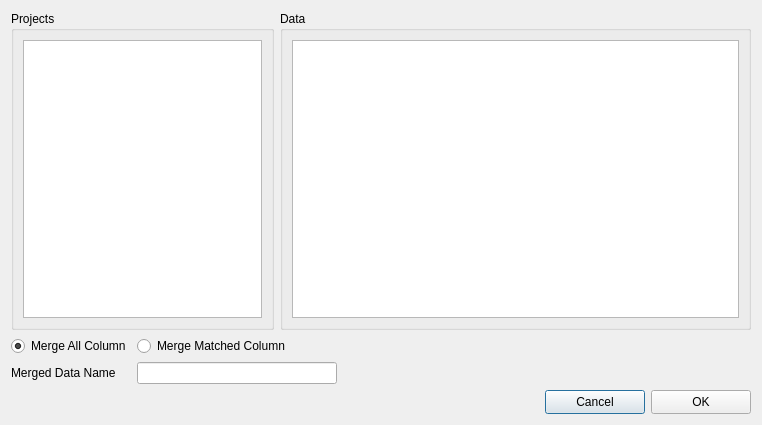
Before: the Qt Designer form src/Dialogs/MergeDataDialog.ui in gmrandazzo/QStudioMetrics, drawn with Qt 5.
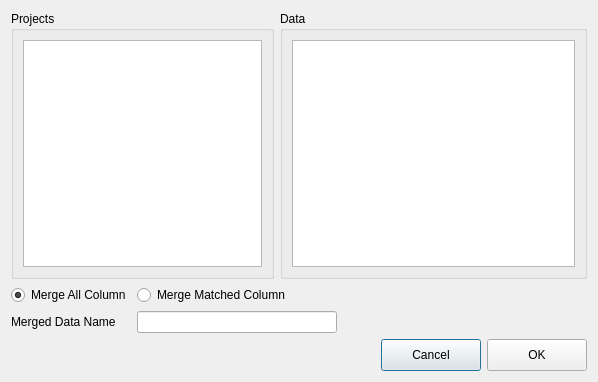
After: the same form once the commit is applied.

What changed in the file:
```diff
--- a/src/Dialogs/MergeDataDialog.ui
+++ b/src/Dialogs/MergeDataDialog.ui
@@ -6,8 +6,8 @@
    <rect>
     <x>0</x>
     <y>0</y>
-    <width>762</width>
-    <height>425</height>
+    <width>598</width>
+    <height>382</height>
    </rect>
   </property>
   <property name="windowTitle">
@@ -22,6 +22,12 @@
      <layout class="QGridLayout" name="gridLayout">
       <item row="0" column="0">
        <widget class="QListView" name="listView">
+        <property name="minimumSize">
+         <size>
+          <width>200</width>
+          <height>0</height>
+         </size>
+        </property>
         <property name="editTriggers">
          <set>QAbstractItemView::NoEditTriggers</set>
         </property>
@@ -44,6 +50,12 @@
      <layout class="QGridLayout" name="gridLayout_3">
       <item row="0" column="0" colspan="2">
        <widget class="QListView" name="listView_2">
+        <property name="minimumSize">
+         <size>
+          <width>200</width>
+          <height>0</height>
+         </size>
+        </property>
         <property name="editTriggers">
          <set>QAbstractItemView::NoEditTriggers</set>
         </property>
@@ -138,13 +150,13 @@
        <property name="minimumSize">
         <size>
          <width>100</width>
-         <height>24</height>
+         <height>32</height>
         </size>
        </property>
        <property name="maximumSize">
         <size>
          <width>100</width>
-         <height>24</height>
+         <height>32</height>
         </size>
        </property>
        <property name="text">
@@ -157,13 +169,13 @@
        <property name="minimumSize">
         <size>
          <width>100</width>
-         <height>24</height>
+         <height>32</height>
         </size>
        </property>
        <property name="maximumSize">
         <size>
          <width>100</width>
-         <height>24</height>
+         <height>32</height>
         </size>
        </property>
        <property name="text">
```
